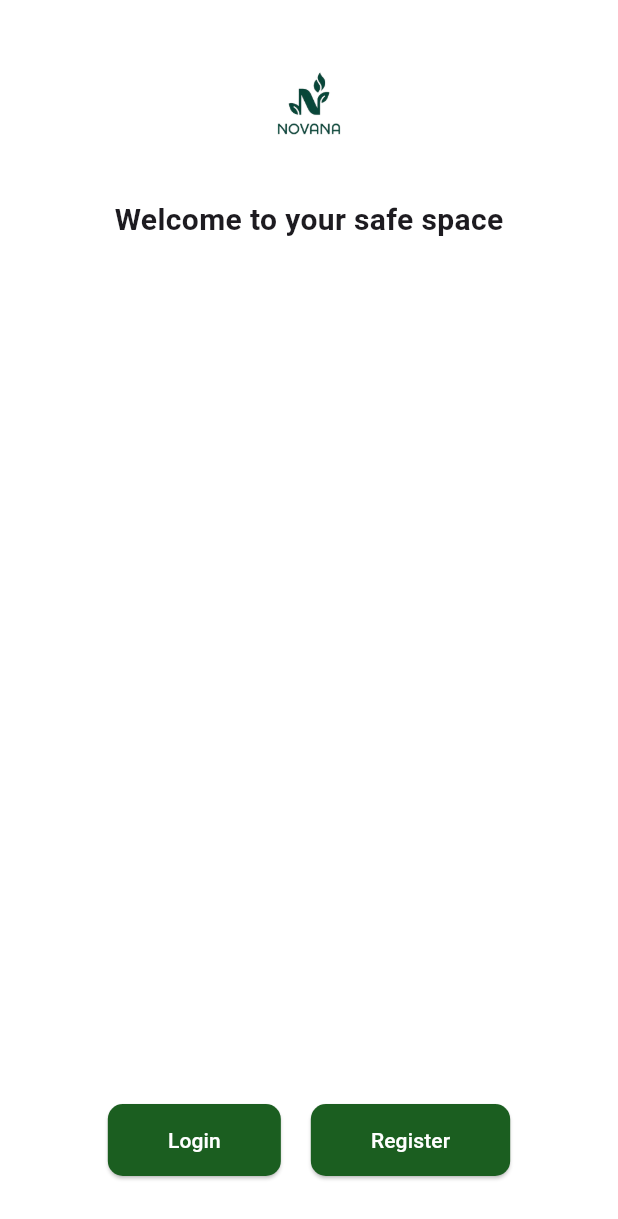
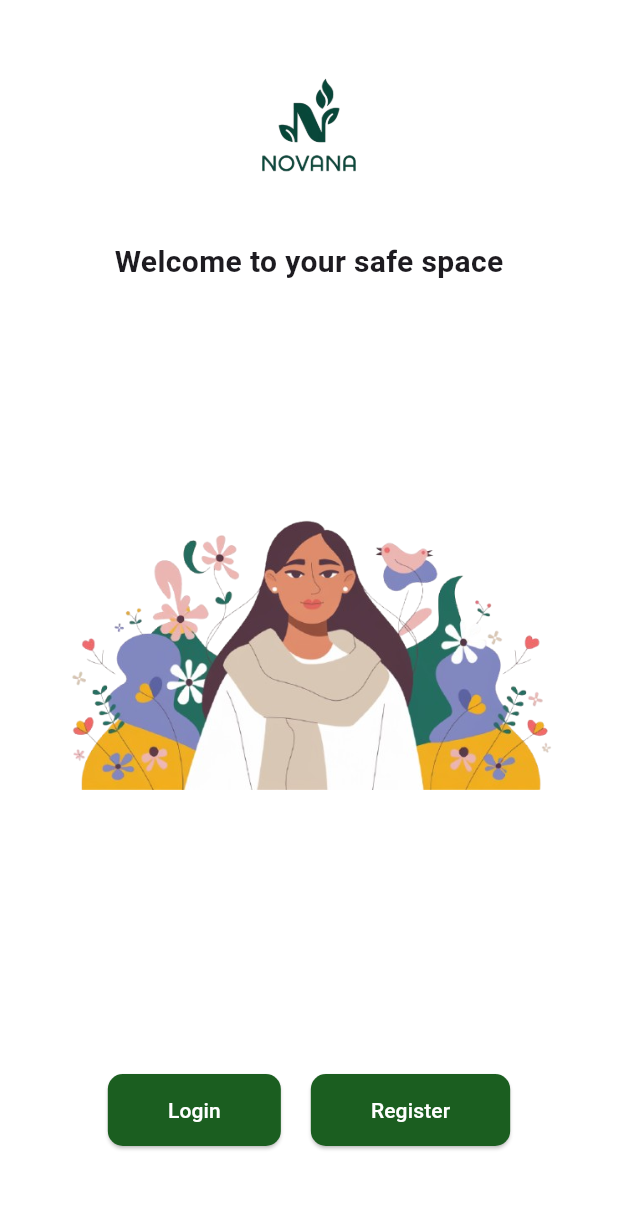
Before and after one commit to Aagya22/MentallWellness, a Flutter app: the LandingScreen screen opened by its route, on a phone screen of 412 x 824 dp. Shown: the top 1219 px of the screen. Run offline on Flutter 3.47's test engine with Material 3 defaults, Android fonts, the phone set to English and light mode, and no system bars.

```diff
--- a/lib/app.dart
+++ b/lib/app.dart
@@ -1,5 +1,6 @@
 import 'package:flutter/material.dart';
 import 'package:mentalwellness/screens/Landing_screen.dart';
+import 'package:mentalwellness/screens/Login_screen.dart';
 import 'package:mentalwellness/screens/Splash_screen.dart';
 
 class App extends StatelessWidget {
@@ -8,10 +9,11 @@ class App extends StatelessWidget {
   @override
   Widget build(BuildContext context) {
     return MaterialApp(
-      initialRoute: '/LandingScreen',
+      initialRoute: '/LoginScreen',
       routes:{
         '/SplashScreen': (context) => const SplashScreen(),
         '/LandingScreen':(context)=> const LandingScreen(),
+        '/LoginScreen':(context)=>const LoginScreen()
 
 
       }
--- a/lib/screens/Landing_screen.dart
+++ b/lib/screens/Landing_screen.dart
@@ -7,25 +7,23 @@ class LandingScreen extends StatelessWidget {
   Widget build(BuildContext context) {
     return Scaffold(
       backgroundColor: Colors.white,
-      body: SafeArea(
+      body: Container(
         child: Column(
           mainAxisAlignment: MainAxisAlignment.spaceBetween,
           children: [
-
             Column(
               children: [
-                const SizedBox(height: 20),
-
-
+                const SizedBox(height: 10),
                 Center(
                   child: Image.asset(
                     "assets/images/novacane.png",
-                    height:100 ,
-                    fit: BoxFit.contain,
+                    height:150 ,
+                    width: double.infinity,
+
                   ),
                 ),
 
-                const SizedBox(height: 12),
+
 
                 const Text(
                   "Welcome to your safe space",
@@ -38,18 +36,19 @@ class LandingScreen extends StatelessWidget {
             ),
 
 
-            // Padding(
-            //   padding: const EdgeInsets.symmetric(horizontal: 20),
-            //   child: Image.asset(
-            //     "",
-            //     height: 260,
-            //     fit: BoxFit.contain,
-            //   ),
-            // ),
+            Padding(
+              padding: const EdgeInsets.all(20),
+              child: Image.asset(
+                    "assets/images/landd.png",
+                height: 300,
+                width: double.maxFinite,
+                fit: BoxFit.contain,
+              ),
+            ),
 
 
             Padding(
-              padding: const EdgeInsets.only(bottom: 40),
+              padding:const EdgeInsets.all(60),
               child: Row(
                 mainAxisAlignment: MainAxisAlignment.center,
                 children: [
```
Also changed, not shown: lib/screens/Login_screen.dart (+137 -0 lines), assets/images/landd.png (added).
